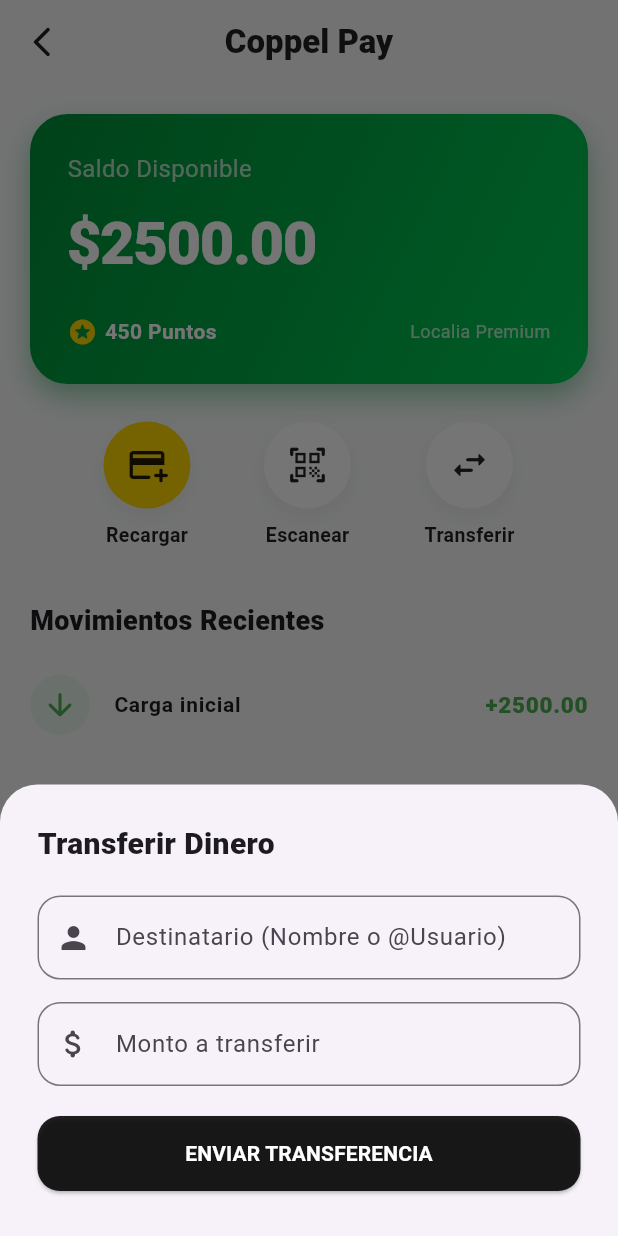
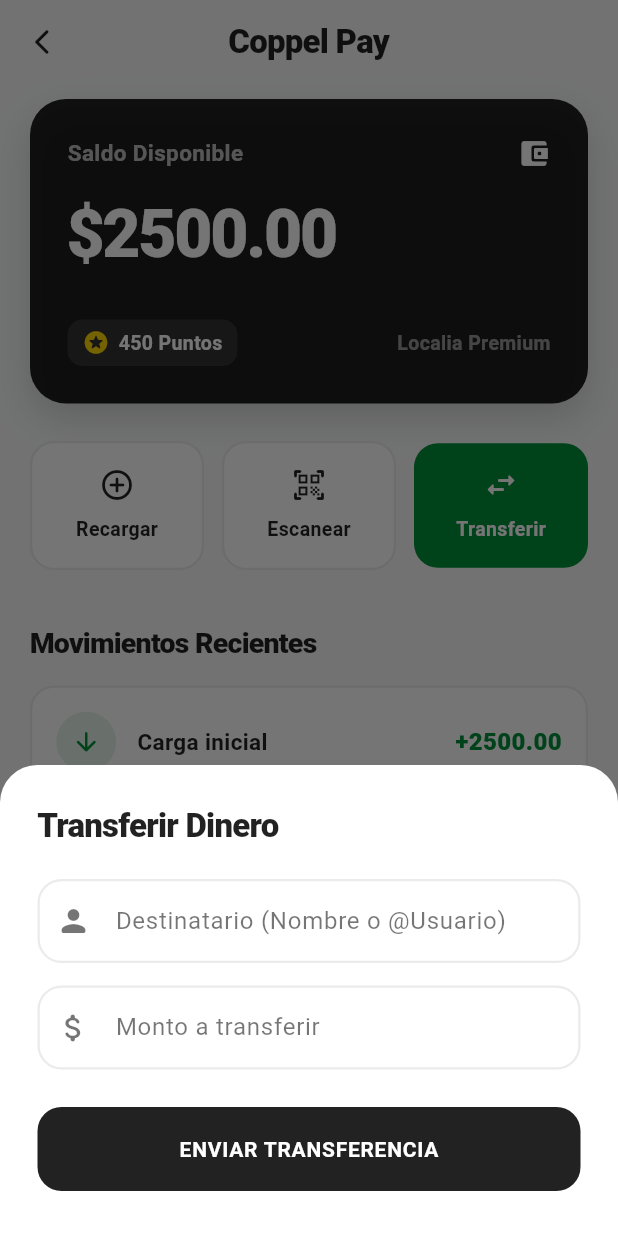
Before and after one commit to OscarXUX/Localia, a Flutter app: the WalletScreen screen opened directly, after a tap on "Transferir", on a phone screen of 412 x 824 dp. Run offline on Flutter 3.47's test engine with Material 3 defaults, Android fonts, the phone set to English and light mode, and no system bars; our stand-ins replace image_picker, shared_preferences; accounts and stored records are empty; network calls fail.

Commit message:
ui: actualización gráfica de la Billetera Virtual y transferencias

```diff
--- a/lib/ui/wallet_screen.dart
+++ b/lib/ui/wallet_screen.dart
@@ -6,6 +6,7 @@
 class WalletScreen extends StatelessWidget {
   const WalletScreen({super.key});
 
+  // LÓGICA INTACTA: Modal de Recarga
   void _mostrarModalRecarga(BuildContext context) {
     showModalBottomSheet(
       context: context,
@@ -16,7 +17,7 @@
     );
   }
 
-  // 🔥 NUEVO MODAL: Para transferencias a otros usuarios (P2P)
+  // LÓGICA INTACTA: Modal de Transferencia P2P
   void _mostrarModalTransferencia(BuildContext context) {
     final TextEditingController destinatarioCtrl = TextEditingController();
     final TextEditingController montoCtrl = TextEditingController();
@@ -24,10 +25,12 @@
     showModalBottomSheet(
       context: context,
       isScrollControlled: true,
-      shape: const RoundedRectangleBorder(
+      backgroundColor: Colors.transparent, // Para que el borde redondeado se vea perfecto
+      builder: (context) => Container(
+        decoration: const BoxDecoration(
+          color: Colors.white,
           borderRadius: BorderRadius.vertical(top: Radius.circular(25)),
         ),
-      builder: (context) => Padding(
         padding: EdgeInsets.only(
           bottom: MediaQuery.of(context).viewInsets.bottom,
           left: 25, right: 25, top: 25,
@@ -36,14 +39,24 @@
           mainAxisSize: MainAxisSize.min,
           crossAxisAlignment: CrossAxisAlignment.start,
           children: [
-            const Text("Transferir Dinero", style: TextStyle(fontSize: 20, fontWeight: FontWeight.w900)),
+            const Text("Transferir Dinero", style: TextStyle(fontSize: 22, fontWeight: FontWeight.w900, letterSpacing: -0.5, color: Colors.black87)),
             const SizedBox(height: 20),
+
+            // 🔥 ACTUALIZADO: TextFields estandarizados al diseño Perfil
             TextField(
               controller: destinatarioCtrl,
               decoration: InputDecoration(
                 labelText: "Destinatario (Nombre o @Usuario)",
-                prefixIcon: const Icon(Icons.person),
-                border: OutlineInputBorder(borderRadius: BorderRadius.circular(15)),
+                labelStyle: const TextStyle(color: Colors.black54),
+                prefixIcon: const Icon(Icons.person_rounded, color: Colors.black54),
+                enabledBorder: OutlineInputBorder(
+                  borderRadius: BorderRadius.circular(16),
+                  borderSide: BorderSide(color: Colors.black.withOpacity(0.08), width: 1.5),
+                ),
+                focusedBorder: OutlineInputBorder(
+                  borderRadius: BorderRadius.circular(16),
+                  borderSide: const BorderSide(color: Colors.black87, width: 1.5),
+                ),
               ),
             ),
             const SizedBox(height: 15),
@@ -52,33 +65,46 @@
               keyboardType: TextInputType.number,
               decoration: InputDecoration(
                 labelText: "Monto a transferir",
-                prefixIcon: const Icon(Icons.attach_money_rounded),
-                border: OutlineInputBorder(borderRadius: BorderRadius.circular(15)),
+                labelStyle: const TextStyle(color: Colors.black54),
+                prefixIcon: const Icon(Icons.attach_money_rounded, color: Colors.black54),
+                enabledBorder: OutlineInputBorder(
+                  borderRadius: BorderRadius.circular(16),
+                  borderSide: BorderSide(color: Colors.black.withOpacity(0.08), width: 1.5),
+                ),
+                focusedBorder: OutlineInputBorder(
+                  borderRadius: BorderRadius.circular(16),
+                  borderSide: const BorderSide(color: Colors.black87, width: 1.5),
                 ),
               ),
-            const SizedBox(height: 20),
+            ),
+            const SizedBox(height: 25),
+
+            // LÓGICA INTACTA: Botón de envío
             SizedBox(
               width: double.infinity,
               child: ElevatedButton(
                 style: ElevatedButton.styleFrom(
                   backgroundColor: Colors.black87,
-                  padding: const EdgeInsets.symmetric(vertical: 15),
-                  shape: RoundedRectangleBorder(borderRadius: BorderRadius.circular(15)),
+                  padding: const EdgeInsets.symmetric(vertical: 18),
+                  shape: RoundedRectangleBorder(borderRadius: BorderRadius.circular(16)),
+                  elevation: 0,
                 ),
                 onPressed: () {
                   final double? amount = double.tryParse(montoCtrl.text);
                   final String destinatario = destinatarioCtrl.text.isEmpty ? "Amigo" : destinatarioCtrl.text;
 
                   if (amount != null && amount > 0) {
-                    // Reutilizamos la función de pago para enviar el dinero
                     Provider.of<LocaliaProvider>(context, listen: false).makePurchase(amount, destinatario);
                     Navigator.pop(context);
                     ScaffoldMessenger.of(context).showSnackBar(
-                      SnackBar(content: Text("Transferencia de \$${amount.toStringAsFixed(2)} enviada a $destinatario"))
+                      SnackBar(
+                        content: Text("Transferencia de \$${amount.toStringAsFixed(2)} enviada a $destinatario"),
+                        backgroundColor: Colors.black87,
+                      )
                     );
                   }
                 },
-                child: const Text("ENVIAR TRANSFERENCIA", style: TextStyle(color: Colors.white, fontWeight: FontWeight.bold)),
+                child: const Text("ENVIAR TRANSFERENCIA", style: TextStyle(color: Colors.white, fontWeight: FontWeight.bold, letterSpacing: 0.5)),
               ),
             ),
             const SizedBox(height: 30),
@@ -90,6 +116,7 @@
 
   @override
   Widget build(BuildContext context) {
+    // LÓGICA INTACTA: Lectura del estado global
     final state = Provider.of<LocaliaProvider>(context);
 
     return Scaffold(
@@ -98,51 +125,62 @@
         backgroundColor: Colors.transparent,
         elevation: 0,
         leading: IconButton(
-          icon: const Icon(Icons.arrow_back_ios_new_rounded, color: Colors.black87),
+          icon: const Icon(Icons.arrow_back_ios_new_rounded, color: Colors.black87, size: 20),
           onPressed: () => Navigator.pop(context),
         ),
-        title: const Text("Coppel Pay", style: TextStyle(color: Colors.black87, fontWeight: FontWeight.w900)),
+        title: const Text("Coppel Pay", style: TextStyle(color: Colors.black87, fontWeight: FontWeight.w900, letterSpacing: -0.5)),
         centerTitle: true,
       ),
       body: Padding(
-        padding: const EdgeInsets.all(20.0),
+        padding: const EdgeInsets.symmetric(horizontal: 20.0, vertical: 10.0),
         child: Column(
           crossAxisAlignment: CrossAxisAlignment.start,
           children: [
-            // 1. TARJETA VIRTUAL DE SALDO
+            // 🔥 ACTUALIZADO: Tarjeta virtual premium oscura
             Container(
               width: double.infinity,
               padding: const EdgeInsets.all(25),
               decoration: BoxDecoration(
-                gradient: const LinearGradient(
-                  colors: [LocaliaTheme.coppelGreen, Color(0xFF00C853)],
-                  begin: Alignment.topLeft,
-                  end: Alignment.bottomRight,
-                ),
-                borderRadius: BorderRadius.circular(25),
+                color: Colors.black87,
+                borderRadius: BorderRadius.circular(24),
                 boxShadow: [
-                  BoxShadow(color: LocaliaTheme.coppelGreen.withOpacity(0.4), blurRadius: 15, offset: const Offset(0, 8))
+                  BoxShadow(color: Colors.black.withOpacity(0.15), blurRadius: 20, offset: const Offset(0, 10))
                 ],
               ),
               child: Column(
                 crossAxisAlignment: CrossAxisAlignment.start,
                 children: [
-                  const Text("Saldo Disponible", style: TextStyle(color: Colors.white70, fontSize: 16)),
-                  const SizedBox(height: 10),
-                  Text("\$${state.balance.toStringAsFixed(2)}",
-                    style: const TextStyle(color: Colors.white, fontSize: 40, fontWeight: FontWeight.w900, letterSpacing: -1)),
-                  const SizedBox(height: 20),
                   Row(
                     mainAxisAlignment: MainAxisAlignment.spaceBetween,
                     children: [
-                      Row(
-                        children: [
-                          const Icon(Icons.stars_rounded, color: LocaliaTheme.coppelYellow, size: 20),
-                          const SizedBox(width: 5),
-                          Text("${state.coppelPoints} Puntos", style: const TextStyle(color: Colors.white, fontWeight: FontWeight.w600)),
+                      Text("Saldo Disponible", style: TextStyle(color: Colors.white.withOpacity(0.7), fontSize: 15, fontWeight: FontWeight.w600)),
+                      const Icon(Icons.account_balance_wallet_rounded, color: Colors.white, size: 22),
                     ],
                   ),
-                      const Text("Localia Premium", style: TextStyle(color: Colors.white70, fontSize: 12)),
+                  const SizedBox(height: 12),
+                  // LÓGICA INTACTA: Lectura del balance
+                  Text("\$${state.balance.toStringAsFixed(2)}",
+                    style: const TextStyle(color: Colors.white, fontSize: 44, fontWeight: FontWeight.w900, letterSpacing: -1.5)),
+                  const SizedBox(height: 25),
+                  Row(
+                    mainAxisAlignment: MainAxisAlignment.spaceBetween,
+                    children: [
+                      // LÓGICA INTACTA: Lectura de Puntos Coppel
+                      Container(
+                        padding: const EdgeInsets.symmetric(horizontal: 10, vertical: 6),
+                        decoration: BoxDecoration(
+                          color: Colors.white.withOpacity(0.1),
+                          borderRadius: BorderRadius.circular(10),
+                        ),
+                        child: Row(
+                          children: [
+                            const Icon(Icons.stars_rounded, color: LocaliaTheme.coppelYellow, size: 18),
+                            const SizedBox(width: 6),
+                            Text("${state.coppelPoints} Puntos", style: const TextStyle(color: Colors.white, fontWeight: FontWeight.bold, fontSize: 13)),
+                          ],
+                        ),
+                      ),
+                      const Text("Localia Premium", style: TextStyle(color: Colors.white54, fontSize: 13, fontWeight: FontWeight.w600)),
                     ],
                   )
                 ],
@@ -150,68 +188,98 @@
             ),
             const SizedBox(height: 25),
 
-            // 2. BOTONES DE ACCIÓN
+            // 🔥 ACTUALIZADO: Botones de Acción estandarizados a tarjetas cuadradas
             Row(
-              mainAxisAlignment: MainAxisAlignment.spaceEvenly,
               children: [
-                _BotonAccion(
-                  icono: Icons.add_card_rounded,
+                Expanded(
+                  child: _BotonAccion(
+                    icono: Icons.add_circle_outline_rounded,
                     texto: "Recargar",
-                  color: LocaliaTheme.coppelYellow,
+                    isPrimary: false,
                     onTap: () => _mostrarModalRecarga(context)
                   ),
-                _BotonAccion(
+                ),
+                const SizedBox(width: 12),
+                Expanded(
+                  child: _BotonAccion(
                     icono: Icons.qr_code_scanner_rounded,
                     texto: "Escanear",
-                  color: Colors.white,
+                    isPrimary: false,
                     onTap: () {
-                    ScaffoldMessenger.of(context).showSnackBar(const SnackBar(content: Text("Escáner biométrico simulado...")));
+                      ScaffoldMessenger.of(context).showSnackBar(const SnackBar(content: Text("Escáner biométrico simulado..."), backgroundColor: Colors.black87));
                     }
                   ),
-                _BotonAccion(
+                ),
+                const SizedBox(width: 12),
+                Expanded(
+                  child: _BotonAccion(
                     icono: Icons.swap_horiz_rounded,
                     texto: "Transferir",
-                  color: Colors.white,
-                  onTap: () => _mostrarModalTransferencia(context) // 🔥 AHORA ABRE EL MODAL
+                    isPrimary: true, // Resaltamos la transferencia con el color verde
+                    onTap: () => _mostrarModalTransferencia(context)
+                  ),
                 ),
               ],
             ),
 
             const SizedBox(height: 35),
-            const Text("Movimientos Recientes", style: TextStyle(fontSize: 18, fontWeight: FontWeight.w800)),
+            const Text("Movimientos Recientes", style: TextStyle(fontSize: 19, fontWeight: FontWeight.w900, letterSpacing: -0.5, color: Colors.black87)),
             const SizedBox(height: 15),
 
-            // 3. HISTORIAL DE TRANSACCIONES DINÁMICO
+            // 🔥 ACTUALIZADO: Historial de transacciones con el nuevo diseño de bordes
             Expanded(
               child: state.isProcessing
-                  ? const Center(child: CircularProgressIndicator(color: LocaliaTheme.coppelGreen))
+                  ? const Center(child: CircularProgressIndicator(color: Colors.black87))
                   : ListView.builder(
                       physics: const BouncingScrollPhysics(),
                       itemCount: state.history.length,
                       itemBuilder: (context, index) {
+                        // LÓGICA INTACTA: Parseo de datos del historial
                         final movimiento = state.history[index];
                         final esIngreso = movimiento.contains("+");
+                        final nombreMovimiento = movimiento.split(':').first;
+                        final montoMovimiento = movimiento.split(':').last;
 
-                        return ListTile(
-                          contentPadding: EdgeInsets.zero,
-                          leading: CircleAvatar(
-                            backgroundColor: esIngreso ? Colors.green.shade50 : Colors.red.shade50,
+                        return Container(
+                          margin: const EdgeInsets.only(bottom: 12),
+                          padding: const EdgeInsets.all(16),
+                          decoration: BoxDecoration(
+                            color: Colors.white,
+                            borderRadius: BorderRadius.circular(16),
+                            border: Border.all(color: Colors.black.withOpacity(0.08), width: 1.5),
+                          ),
+                          child: Row(
+                            children: [
+                              Container(
+                                padding: const EdgeInsets.all(10),
+                                decoration: BoxDecoration(
+                                  color: esIngreso ? const Color(0xFF008F39).withOpacity(0.1) : Colors.red.shade50,
+                                  shape: BoxShape.circle,
+                                ),
                                 child: Icon(
                                   esIngreso ? Icons.arrow_downward_rounded : Icons.arrow_upward_rounded,
-                              color: esIngreso ? Colors.green : Colors.red,
+                                  color: esIngreso ? const Color(0xFF008F39) : Colors.redAccent,
+                                  size: 20,
                                 ),
                               ),
-                          title: Text(
-                            movimiento.split(':').first,
-                            style: const TextStyle(fontWeight: FontWeight.bold, fontSize: 14)
+                              const SizedBox(width: 14),
+                              Expanded(
+                                child: Text(
+                                  nombreMovimiento,
+                                  style: const TextStyle(fontWeight: FontWeight.bold, fontSize: 15, color: Colors.black87),
+                                  maxLines: 1,
+                                  overflow: TextOverflow.ellipsis,
                                 ),
-                          trailing: Text(
-                            movimiento.split(':').last,
+                              ),
+                              Text(
+                                montoMovimiento,
                                 style: TextStyle(
                                   fontWeight: FontWeight.w900,
-                              color: esIngreso ? Colors.green : Colors.black87,
-                              fontSize: 15
+                                  color: esIngreso ? const Color(0xFF008F39) : Colors.black87,
+                                  fontSize: 16
                                 ),
+                              ),
+                            ],
                           ),
                         );
                       },
@@ -224,39 +292,46 @@
   }
 }
 
+// 🔥 ACTUALIZADO: Botón de acción rediseñado como tarjeta
 class _BotonAccion extends StatelessWidget {
   final IconData icono;
   final String texto;
-  final Color color;
+  final bool isPrimary;
   final VoidCallback onTap;
 
-  const _BotonAccion({required this.icono, required this.texto, required this.color, required this.onTap});
+  const _BotonAccion({required this.icono, required this.texto, required this.isPrimary, required this.onTap});
 
   @override
   Widget build(BuildContext context) {
     return GestureDetector(
       onTap: onTap,
+      child: Container(
+        padding: const EdgeInsets.symmetric(vertical: 16),
+        decoration: BoxDecoration(
+          color: isPrimary ? LocaliaTheme.coppelGreen : Colors.white,
+          borderRadius: BorderRadius.circular(16),
+          border: isPrimary ? null : Border.all(color: Colors.black.withOpacity(0.08), width: 1.5),
+        ),
         child: Column(
           children: [
-          Container(
-            padding: const EdgeInsets.all(15),
-            decoration: BoxDecoration(
-              color: color,
-              shape: BoxShape.circle,
-              boxShadow: [
-                BoxShadow(color: Colors.black.withOpacity(0.05), blurRadius: 10, offset: const Offset(0, 5))
+            Icon(icono, color: isPrimary ? Colors.white : Colors.black87, size: 24),
+            const SizedBox(height: 8),
+            Text(
+              texto,
+              style: TextStyle(
+                fontWeight: FontWeight.bold,
+                fontSize: 13,
+                color: isPrimary ? Colors.white : Colors.black87
+              )
+            ),
           ],
         ),
-            child: Icon(icono, color: Colors.black87, size: 28),
-          ),
-          const SizedBox(height: 8),
-          Text(texto, style: const TextStyle(fontWeight: FontWeight.w600, fontSize: 13, color: Colors.black87)),
-        ],
       ),
     );
   }
 }
 
+// 🔥 ACTUALIZADO: Modal de recarga con estilos limpios
 class _OpcionesRecarga extends StatelessWidget {
   const _OpcionesRecarga();
 
@@ -272,31 +347,37 @@
         mainAxisSize: MainAxisSize.min,
         crossAxisAlignment: CrossAxisAlignment.start,
         children: [
-          const Text("¿Cuánto deseas recargar?", style: TextStyle(fontSize: 20, fontWeight: FontWeight.w900)),
+          const Text("¿Cuánto deseas recargar?", style: TextStyle(fontSize: 20, fontWeight: FontWeight.w900, color: Colors.black87)),
           const SizedBox(height: 20),
           Row(
-            mainAxisAlignment: MainAxisAlignment.spaceEvenly,
             children: [
-              _BotonMontoRapido(monto: 100),
-              _BotonMontoRapido(monto: 500),
-              _BotonMontoRapido(monto: 1000),
+              Expanded(child: _BotonMontoRapido(monto: 100)),
+              const SizedBox(width: 10),
+              Expanded(child: _BotonMontoRapido(monto: 500)),
+              const SizedBox(width: 10),
+              Expanded(child: _BotonMontoRapido(monto: 1000)),
             ],
           ),
-          const SizedBox(height: 20),
+          const SizedBox(height: 25),
+
+          // LÓGICA INTACTA: Recarga fuerte
           SizedBox(
             width: double.infinity,
             child: ElevatedButton(
               style: ElevatedButton.styleFrom(
-                backgroundColor: LocaliaTheme.coppelGreen,
-                padding: const EdgeInsets.symmetric(vertical: 15),
-                shape: RoundedRectangleBorder(borderRadius: BorderRadius.circular(15)),
+                backgroundColor: Colors.black87,
+                padding: const EdgeInsets.symmetric(vertical: 18),
+                shape: RoundedRectangleBorder(borderRadius: BorderRadius.circular(16)),
+                elevation: 0,
               ),
               onPressed: () {
                 Provider.of<LocaliaProvider>(context, listen: false).recargarCartera(5000);
                 Navigator.pop(context);
-                ScaffoldMessenger.of(context).showSnackBar(const SnackBar(content: Text("¡Carga fuerte de \$5,000 recibida!")));
+                ScaffoldMessenger.of(context).showSnackBar(
+                  const SnackBar(content: Text("¡Carga fuerte de \$5,000 recibida!"), backgroundColor: Colors.black87)
+                );
               },
-              child: const Text("Recargar saldo fuerte (\$5,000)", style: TextStyle(color: Colors.white, fontWeight: FontWeight.bold)),
+              child: const Text("Recargar saldo fuerte (\$5,000)", style: TextStyle(color: Colors.white, fontWeight: FontWeight.bold, letterSpacing: 0.5)),
             ),
           )
         ],
@@ -305,6 +386,7 @@
   }
 }
 
+// 🔥 ACTUALIZADO: Botones de monto rápido estilo chip premium
 class _BotonMontoRapido extends StatelessWidget {
   final double monto;
   const _BotonMontoRapido({required this.monto});
@@ -313,20 +395,26 @@
   Widget build(BuildContext context) {
     return InkWell(
       onTap: () {
+        // LÓGICA INTACTA: Dispara la recarga
         Provider.of<LocaliaProvider>(context, listen: false).recargarCartera(monto);
         Navigator.pop(context);
         ScaffoldMessenger.of(context).showSnackBar(
-          SnackBar(content: Text("¡Recarga de \$${monto.toInt()} en proceso!"), backgroundColor: LocaliaTheme.coppelGreen)
+          SnackBar(content: Text("¡Recarga de \$${monto.toInt()} en proceso!"), backgroundColor: Colors.black87)
         );
       },
       child: Container(
-        padding: const EdgeInsets.symmetric(horizontal: 20, vertical: 15),
+        padding: const EdgeInsets.symmetric(vertical: 16),
         decoration: BoxDecoration(
-          border: Border.all(color: LocaliaTheme.coppelGreen.withOpacity(0.5)),
-          borderRadius: BorderRadius.circular(15),
-          color: LocaliaTheme.coppelGreen.withOpacity(0.05),
+          color: Colors.white,
+          borderRadius: BorderRadius.circular(14),
+          border: Border.all(color: Colors.black.withOpacity(0.08), width: 1.5),
         ),
-        child: Text("\$${monto.toInt()}", style: const TextStyle(fontWeight: FontWeight.bold, fontSize: 16, color: LocaliaTheme.coppelGreen)),
+        child: Center(
+          child: Text(
+            "\$${monto.toInt()}",
+            style: const TextStyle(fontWeight: FontWeight.bold, fontSize: 16, color: Colors.black87)
+          ),
+        ),
       ),
     );
   }
```
Lines whose indentation alone changed are shown as unchanged.
